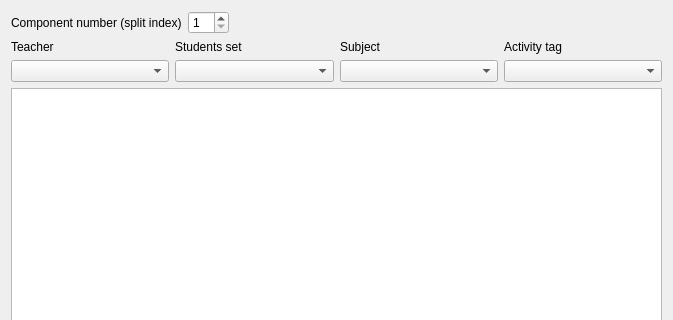
First picture: the form in fet/src/interface/modifyconstraintsubactivitiespreferredstartingtimesform_template.ui, repository vonmecheln/fet, before the edit; both pictures show x 0 to 673 and y 0 to 320 of the 673 by 569 pixel window.
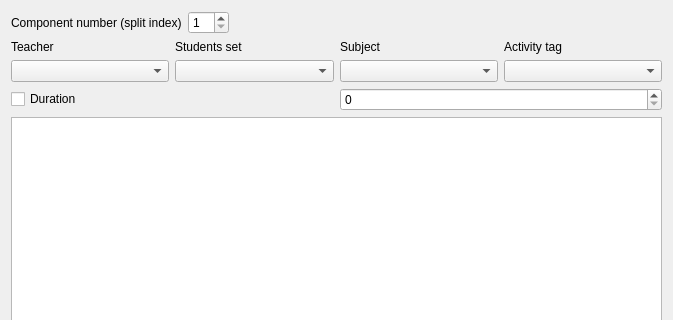
Second picture: the form after the edit.

What changed in the file:
```diff
--- a/fet/src/interface/modifyconstraintsubactivitiespreferredstartingtimesform_template.ui
+++ b/fet/src/interface/modifyconstraintsubactivitiespreferredstartingtimesform_template.ui
@@ -13,7 +13,7 @@
   <property name="windowTitle">
    <string extracomment="This is the title of the dialog to modify a constraint of this type">Modify subactivities preferred starting times</string>
   </property>
-  <layout class="QGridLayout" name="gridLayout_2">
+  <layout class="QGridLayout" name="gridLayout">
    <item row="0" column="0">
     <layout class="QHBoxLayout" name="componentBoxLayout">
      <item>
@@ -108,9 +108,23 @@
     </layout>
    </item>
    <item row="2" column="0">
-    <widget class="QTableWidget" name="preferredTimesTable"/>
+    <layout class="QHBoxLayout" name="horizontalLayout">
+     <item>
+      <widget class="QCheckBox" name="durationCheckBox">
+       <property name="text">
+        <string>Duration</string>
+       </property>
+      </widget>
+     </item>
+     <item>
+      <widget class="QSpinBox" name="durationSpinBox"/>
+     </item>
+    </layout>
    </item>
    <item row="3" column="0">
+    <widget class="QTableWidget" name="preferredTimesTable"/>
+   </item>
+   <item row="4" column="0">
     <layout class="QHBoxLayout" name="weightBoxLayout">
      <item>
       <widget class="QLabel" name="weightTextLabel">
@@ -137,7 +151,7 @@
      </item>
     </layout>
    </item>
-   <item row="4" column="0">
+   <item row="5" column="0">
     <layout class="QGridLayout" name="buttonsGridLayout">
      <item row="0" column="0">
       <widget class="QPushButton" name="setAllAllowedPushButton">
```
